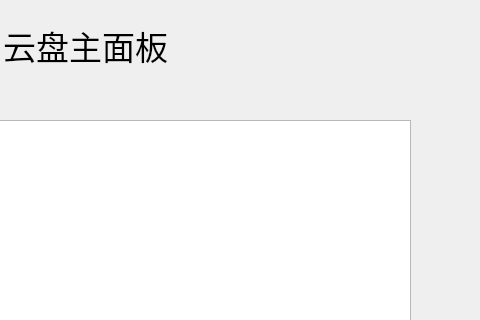
First picture: the form in pan/Ui_panWindow.ui, repository lilyht/socketproject, before the edit; both pictures show x 320 to 800 and y 0 to 320 of the 800 by 600 pixel window.
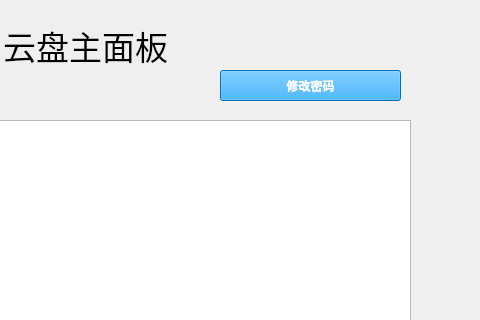
Second picture: the form after the edit.

Commit message: 添加了服务器拒绝注册；修改密码客户端部分已完成；界面需要美化

Patch:
```diff
--- a/pan/Ui_panWindow.ui
+++ b/pan/Ui_panWindow.ui
@@ -256,6 +256,26 @@
      <string>请输入持有者用户名</string>
     </property>
    </widget>
+   <widget class="QPushButton" name="changeButton">
+    <property name="geometry">
+     <rect>
+      <x>540</x>
+      <y>70</y>
+      <width>181</width>
+      <height>31</height>
+     </rect>
+    </property>
+    <property name="styleSheet">
+     <string notr="true">font: 10pt &quot;Microsoft YaHei UI Light&quot;;
+background-color: rgb(0, 155, 255);
+color: white;
+font-weight: bold;
+</string>
+    </property>
+    <property name="text">
+     <string>修改密码</string>
+    </property>
+   </widget>
   </widget>
   <widget class="QMenuBar" name="menubar">
    <property name="geometry">
```
Left out of the diff: 2 changed lines with no effect on the pictures. The commit also changes 7 other files.
